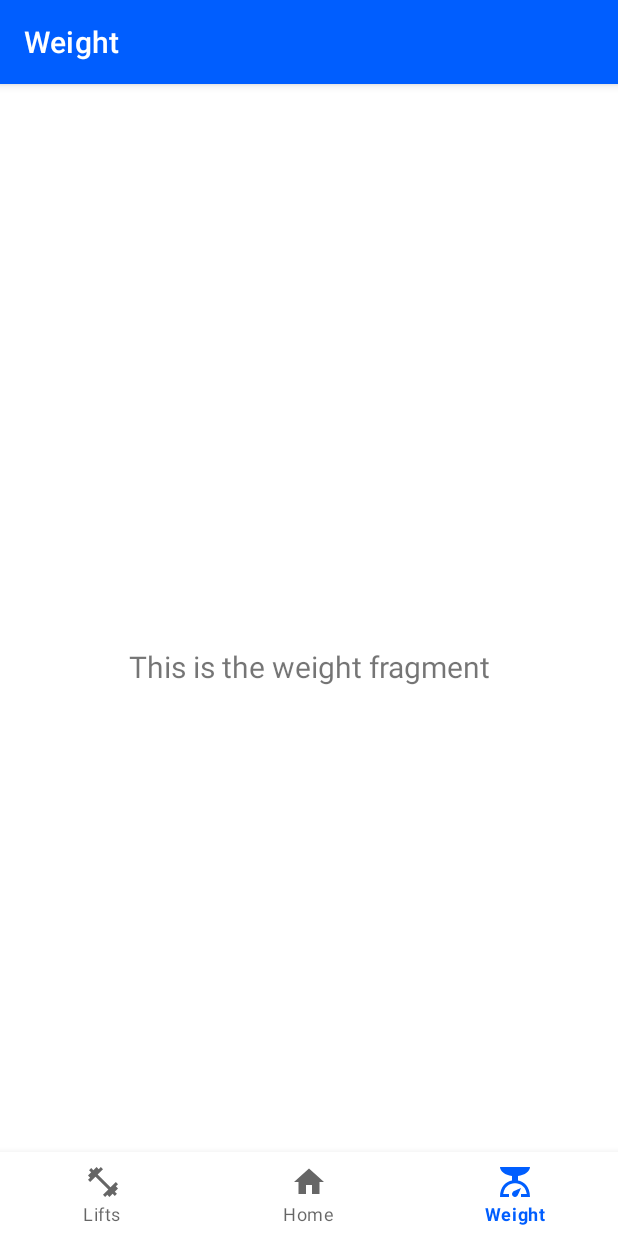
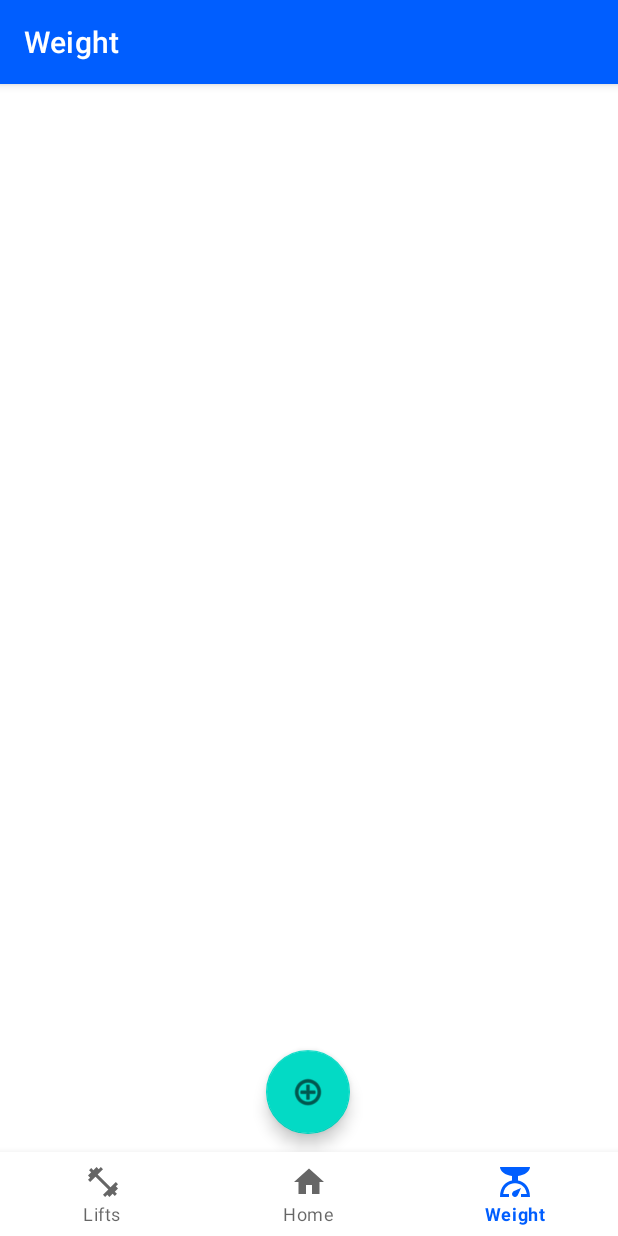
Before and after one commit to SgainsO/FitTrack, an Android app: the screen it shows after launch (MainActivity), item 3 of the bottom bar chosen, on a phone screen of 412 x 824 dp. Run offline under Robolectric (Android 15) with nearby library versions, the phone set to English and light mode, and no system bars; our stand-ins replace Room's generated code, navigation-ui.

Commit message:
Updated Weight Fragment to include its own database

```diff
--- /dev/null
+++ b/app/src/main/java/com/zybooks/myapplication/ui/weight/W_DatabaseToUiModel.java
@@ -0,0 +1,33 @@
+package com.zybooks.myapplication.ui.weight;
+
+import android.app.Application;
+
+import androidx.lifecycle.AndroidViewModel;
+import androidx.lifecycle.LiveData;
+
+import java.util.List;
+
+public class W_DatabaseToUiModel extends AndroidViewModel
+{
+    private WeightRepository wr;
+    private final LiveData<List<WeightWidget>> allWes;
+
+    public W_DatabaseToUiModel(Application application)
+    {
+        super(application);
+        wr = new WeightRepository(application);
+        allWes = wr.getAllWidgets();
+    }
+
+    public LiveData<List<WeightWidget>> getAll() {return allWes;}
+
+    public void insert(WeightWidget lw)
+    {
+        wr.insert(lw);
+    }
+
+    public void delete(WeightWidget lw)
+    {
+        wr.delete(lw);
+    }
+}
--- /dev/null
+++ b/app/src/main/java/com/zybooks/myapplication/ui/weight/WeightDAO.java
@@ -0,0 +1,26 @@
+package com.zybooks.myapplication.ui.weight;
+
+import androidx.lifecycle.LiveData;
+import androidx.room.Dao;
+import androidx.room.Delete;
+import androidx.room.Insert;
+import androidx.room.OnConflictStrategy;
+import androidx.room.Query;
+
+import com.zybooks.myapplication.ui.lifts.LiftWidget;
+
+import java.util.List;
+
+@Dao
+public interface WeightDAO
+{
+    @Query("SELECT * FROM weightTable")
+    LiveData<List<WeightWidget>> getWeightData();
+
+    @Insert(onConflict = OnConflictStrategy.REPLACE)
+    void updateWeightTable(WeightWidget weightWidget);
+
+    @Delete
+    void DeleteWeight(WeightWidget weightWidget);
+
+}
--- /dev/null
+++ b/app/src/main/java/com/zybooks/myapplication/ui/weight/WeightDatabase.java
@@ -0,0 +1,58 @@
+package com.zybooks.myapplication.ui.weight;
+
+import android.content.Context;
+
+import androidx.annotation.NonNull;
+import androidx.room.Database;
+import androidx.room.Room;
+import androidx.room.RoomDatabase;
+import androidx.sqlite.db.SupportSQLiteDatabase;
+
+
+import java.util.concurrent.ExecutorService;
+import java.util.concurrent.Executors;
+
+@Database(entities = {WeightWidget.class}, version = 1, exportSchema = false)
+
+public abstract class WeightDatabase extends RoomDatabase{
+
+    public abstract WeightDAO weightdao();
+
+    private static volatile WeightDatabase INSTANCE;
+
+    private static final int NUMBER_OF_THREADS = 4;
+
+    static final ExecutorService databaseWriteExecutor =
+            Executors.newFixedThreadPool(NUMBER_OF_THREADS);
+
+    static WeightDatabase getDatabase(final Context context) {
+        if (INSTANCE == null) {
+            synchronized (WeightDatabase.class) {
+                if (INSTANCE == null) {
+                    INSTANCE = Room.databaseBuilder(context.getApplicationContext(),
+                                    WeightDatabase.class, "weight_database")
+                            .addCallback(sRoomDatabaseCallback)
+                            .build();
+                }
+            }
+        }
+        return INSTANCE;
+    }
+
+    private static RoomDatabase.Callback sRoomDatabaseCallback = new RoomDatabase.Callback() {
+        public void onCreate(@NonNull SupportSQLiteDatabase db) {
+            super.onCreate(db);
+
+            // If you want to keep data through app restarts,
+            // comment out the following block
+            databaseWriteExecutor.execute(() -> {
+                // Populate the database in the background.
+                // If you want to start with more words, just add them.
+                WeightDAO dao = INSTANCE.weightdao();
+
+                //WeightWidget wt = new WeightWidget("01/15/23", "15 pounds");
+                //dao.updateWeightTable(wt);
+            });
+        }
+    };
+}
--- a/app/src/main/java/com/zybooks/myapplication/ui/weight/WeightFragment.java
+++ b/app/src/main/java/com/zybooks/myapplication/ui/weight/WeightFragment.java
@@ -1,31 +1,99 @@
 package com.zybooks.myapplication.ui.weight;
 
+import android.app.AlertDialog;
+
+import android.content.Context;
+import android.content.DialogInterface;
 import android.os.Bundle;
 import android.view.LayoutInflater;
 import android.view.View;
 import android.view.ViewGroup;
+import android.widget.EditText;
 import android.widget.TextView;
 
 import androidx.annotation.NonNull;
 import androidx.fragment.app.Fragment;
 import androidx.lifecycle.ViewModelProvider;
+import androidx.recyclerview.widget.LinearLayoutManager;
+import androidx.recyclerview.widget.RecyclerView;
+import com.zybooks.myapplication.R;
 
+import com.google.android.material.floatingactionbutton.FloatingActionButton;
 import com.zybooks.myapplication.databinding.FragmentWeightBinding;
+import com.zybooks.myapplication.ui.WeightAdapter;
 
 public class WeightFragment extends Fragment {
 
+    RecyclerView recyclerView;
+    private W_DatabaseToUiModel dum;
+    private Context mcon;
+
+    FloatingActionButton insertButton;
+
     private FragmentWeightBinding binding;
+
+    @Override
+    public void onAttach(Context con) {
+        super.onAttach(con);
+        mcon = con;
+    }
 
     public View onCreateView(@NonNull LayoutInflater inflater,
                              ViewGroup container, Bundle savedInstanceState) {
         WeightViewModel weightViewModel =
                 new ViewModelProvider(this).get(WeightViewModel.class);
+        // Might need to change this //
+
+        dum = new ViewModelProvider(this).get(W_DatabaseToUiModel.class);
+
 
         binding = FragmentWeightBinding.inflate(inflater, container, false);
         View root = binding.getRoot();
+        recyclerView = root.findViewById(R.id.recycler_view);
+        recyclerView.setLayoutManager(new LinearLayoutManager(requireContext()));
+
 
         final TextView textView = binding.textWeight;
         weightViewModel.getText().observe(getViewLifecycleOwner(), textView::setText);
+
+        WeightAdapter w_adapter = new WeightAdapter(new WeightAdapter.WordDiff());
+
+        dum.getAll().observe(getViewLifecycleOwner(), words ->
+        {
+            w_adapter.submitList(words);
+        });
+
+        insertButton = root.findViewById(R.id.insert_butt);
+
+        insertButton.setOnClickListener( view -> {
+            LayoutInflater infl = LayoutInflater.from(mcon);
+            View dialView = infl.inflate(R.layout.addnewweight, null);
+
+            EditText weight = dialView.findViewById(R.id.input_weight);
+            EditText date = dialView.findViewById(R.id.input_date);
+
+            AlertDialog.Builder builder = new AlertDialog.Builder(mcon);
+            builder.setView(dialView)
+                    .setTitle("Add Workout")
+                    .setPositiveButton("Add", new DialogInterface.OnClickListener(){
+                        @Override
+                        public void onClick(DialogInterface dia, int which){
+                            String w = weight.getText().toString();
+                            String d = date.getText().toString();
+
+                            dum.insert(new WeightWidget(d, w));
+                        }
+                    })
+                    .setNegativeButton("Cancel", new DialogInterface.OnClickListener(){
+                        @Override
+                        public void onClick(DialogInterface dialog, int which) {
+
+                        }
+                    })
+                    .show();
+        });
+
+        recyclerView.setAdapter(w_adapter);
         return root;
     }
 
--- /dev/null
+++ b/app/src/main/java/com/zybooks/myapplication/ui/weight/WeightRepository.java
@@ -0,0 +1,36 @@
+package com.zybooks.myapplication.ui.weight;
+
+import android.app.Application;
+
+import androidx.lifecycle.LiveData;
+
+
+import java.util.List;
+
+public class WeightRepository {
+    private WeightDAO sqlHandler;
+    private LiveData<List<WeightWidget>> widgets;
+
+    WeightRepository(Application application) {
+        WeightDatabase db = WeightDatabase.getDatabase(application);
+        sqlHandler = db.weightdao();
+        widgets = sqlHandler.getWeightData();
+    }
+
+    LiveData<List<WeightWidget>> getAllWidgets() {
+        return widgets;
+    }
+
+    void insert(WeightWidget lw) {
+        WeightDatabase.databaseWriteExecutor.execute(() -> {
+            sqlHandler.updateWeightTable(lw);
+        });
+    }
+
+    void delete(WeightWidget lw) {
+        WeightDatabase.databaseWriteExecutor.execute(() -> {
+            sqlHandler.DeleteWeight(lw);
+        });
+    }
+
+}
--- a/app/src/main/java/com/zybooks/myapplication/ui/weight/WeightViewModel.java
+++ b/app/src/main/java/com/zybooks/myapplication/ui/weight/WeightViewModel.java
@@ -10,7 +10,7 @@ public class WeightViewModel extends ViewModel {
 
     public WeightViewModel() {
         mText = new MutableLiveData<>();
-        mText.setValue("This is the weight fragment");
+        mText.setValue("");
     }
 
     public LiveData<String> getText() {
--- a/app/src/main/res/layout/fragment_weight.xml
+++ b/app/src/main/res/layout/fragment_weight.xml
@@ -5,6 +5,17 @@
     android:layout_width="match_parent"
     android:layout_height="match_parent"
     tools:context=".ui.weight.WeightFragment">
+
+    <androidx.recyclerview.widget.RecyclerView
+        android:id="@+id/recycler_view"
+        android:layout_width="393dp"
+        android:layout_height="482dp"
+        app:layout_constraintBottom_toBottomOf="@+id/insert_butt"
+        app:layout_constraintEnd_toEndOf="parent"
+        app:layout_constraintHorizontal_bias="0.0"
+        app:layout_constraintStart_toStartOf="@+id/text_weight"
+        app:layout_constraintTop_toTopOf="parent"
+        app:layout_constraintVertical_bias="1.0" />
 
     <TextView
         android:id="@+id/text_weight"
@@ -17,6 +28,21 @@
         android:textSize="20sp"
         app:layout_constraintBottom_toBottomOf="parent"
         app:layout_constraintEnd_toEndOf="parent"
+        app:layout_constraintHorizontal_bias="0.0"
         app:layout_constraintStart_toStartOf="parent"
-        app:layout_constraintTop_toTopOf="parent" />
+        app:layout_constraintTop_toTopOf="parent"
+        app:layout_constraintVertical_bias="0.77" />
+
+    <com.google.android.material.floatingactionbutton.FloatingActionButton
+        android:id="@+id/insert_butt"
+        android:layout_width="wrap_content"
+        android:layout_height="wrap_content"
+        android:layout_marginBottom="68dp"
+        android:clickable="true"
+        android:src="@android:drawable/ic_menu_add"
+        app:layout_constraintBottom_toBottomOf="parent"
+        app:layout_constraintEnd_toEndOf="parent"
+        app:layout_constraintHorizontal_bias="0.498"
+        app:layout_constraintStart_toStartOf="parent" />
+
 </androidx.constraintlayout.widget.ConstraintLayout>
```
Also changed, not shown: app/src/main/java/com/zybooks/myapplication/ui/WeightAdapter.java (added, +86 -0 lines), app/src/main/java/com/zybooks/myapplication/ui/weight/WeightWidget.java (added, +24 -0 lines), app/src/main/res/layout/addnewweight.xml (added, +48 -0 lines), app/src/main/res/layout/weight_widget.xml (added, +41 -0 lines).
